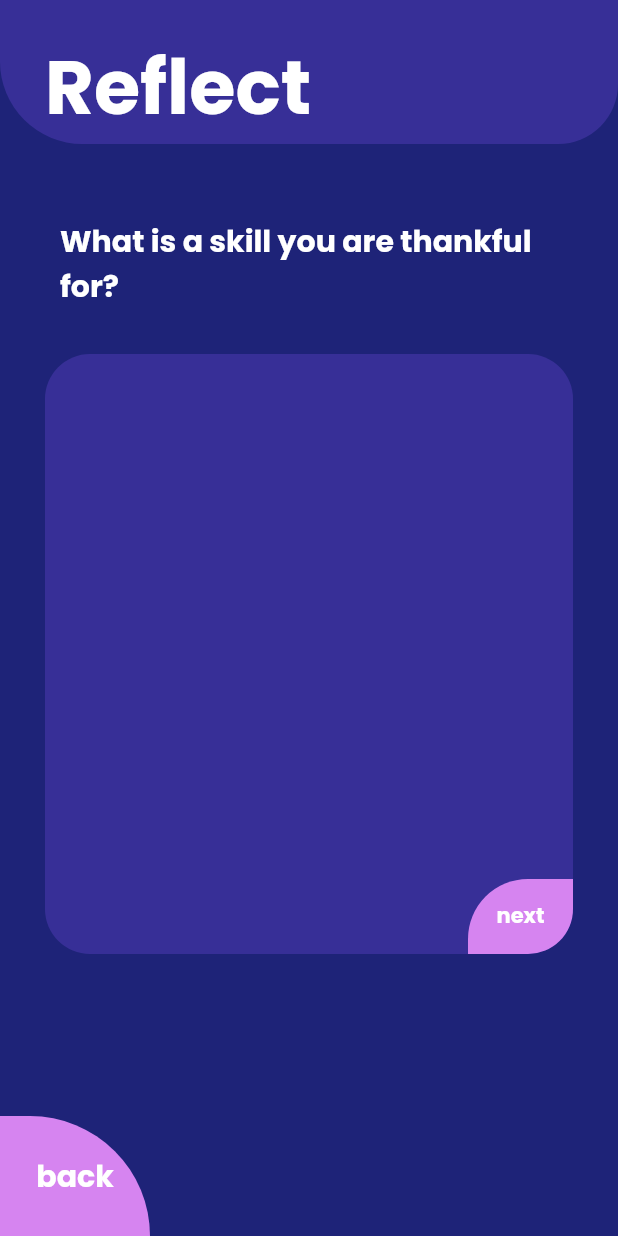
After one commit to rituraj2000/resonate2k21, a Flutter app: the Learning_Path_Journal screen opened directly, on a phone screen of 412 x 824 dp. The commit adds this screen. Run offline on Flutter 3.47's test engine with Material 2 defaults, Android fonts, the phone set to English and light mode, and no system bars; our stand-ins replace carousel_slider, font_awesome_flutter; missing offline and left inert: flutter_phone_direct_caller.

Commit message:
Home Page Progresses

```diff
--- a/lib/Screens/Screens/Home/Learing_path_Quiz.dart
+++ b/lib/Screens/Screens/Home/Learing_path_Quiz.dart
@@ -4,6 +4,7 @@ import 'package:mentprism/ReusableAssets/rounded_BackButton.dart';
 import 'package:mentprism/Screens/Screens/Journal_Page/questions_Journal.dart';
 import 'package:mentprism/const.dart';
 import 'Learning_Path_Quiz_Questions.dart';
+import 'Learning_Path_Journal.dart';
 
 class Learning_Path_Quiz extends StatefulWidget {
   @override
@@ -41,7 +42,11 @@ class _Learning_Path_QuizState extends State<Learning_Path_Quiz> {
                       setState(() {
                         current_index++;
                       });
-                    }
+                    } else
+                      Navigator.push(context,
+                          MaterialPageRoute(builder: (context) {
+                        return Learning_Path_Journal();
+                      }));
                   },
                 ),
                 Answer_Button(
@@ -150,7 +155,7 @@ class Top_Heading extends StatelessWidget {
     return Padding(
       padding: const EdgeInsets.symmetric(horizontal: 28, vertical: 40),
       child: Text(
-        'Lets know You a bit better',
+        'Lets analyse Your Approaches',
         style: white30Heading,
       ),
     );
--- a/lib/Screens/Screens/Home/Learning_Path_Date.dart
+++ b/lib/Screens/Screens/Home/Learning_Path_Date.dart
@@ -1,6 +1,6 @@
 import 'package:flutter/material.dart';
 import 'package:mentprism/ReusableAssets/rounded_BackButton.dart';
-import 'package:mentprism/Screens/Screens/Home/Time_Management_Instructions.dart';
+import 'package:mentprism/Screens/Screens/Home/Learning_Path_Instructions.dart';
 import 'package:mentprism/const.dart';
 
 class Learning_Path_Date extends StatefulWidget {
--- a/lib/Screens/Screens/Home/Time_Management_Instructions.dart
+++ b/lib/Screens/Screens/Home/Learning_Path_Instructions.dart
@@ -33,7 +33,7 @@ class _Learning_Path_InstructionsState
                   padding:
                       const EdgeInsets.symmetric(horizontal: 28, vertical: 40),
                   child: Text(
-                    'Know What you are facing',
+                    'Lets go deeper into: Time Management',
                     style: white30HeadingLight,
                   ),
                 ),
--- /dev/null
+++ b/lib/Screens/Screens/Home/Learning_Path_Journal.dart
@@ -0,0 +1,183 @@
+import 'package:flutter/cupertino.dart';
+import 'package:flutter/material.dart';
+import 'package:flutter/rendering.dart';
+import 'package:mentprism/const.dart';
+import 'package:carousel_slider/carousel_slider.dart';
+import 'Learning_Path_Journal_Questions.dart';
+import 'package:flutter/services.dart';
+
+class Learning_Path_Journal extends StatefulWidget {
+  @override
+  _Learning_Path_JournalState createState() => _Learning_Path_JournalState();
+}
+
+class _Learning_Path_JournalState extends State<Learning_Path_Journal> {
+  CarouselController buttonCarouselController = CarouselController();
+
+  int inx = 1;
+
+  void nextQuestion() {
+    if (inx < 3) {
+      setState(() {
+        inx++;
+      });
+    }
+  }
+
+  Questions questions = Questions();
+
+  @override
+  Widget build(BuildContext context) {
+    return SafeArea(
+      child: Scaffold(
+        appBar: AppBar(
+          automaticallyImplyLeading: false,
+          backgroundColor: secondaryBlue,
+          shape: RoundedRectangleBorder(
+            borderRadius: BorderRadius.only(
+              bottomRight: Radius.circular(40),
+              bottomLeft: Radius.circular(55),
+            ),
+          ),
+          bottom: PreferredSize(
+            preferredSize: Size.fromHeight(40),
+            child: Padding(
+              padding: const EdgeInsets.only(left: 30),
+              child: Align(
+                alignment: Alignment.bottomLeft,
+                child: Text(
+                  'Reflect',
+                  style: white50Heading,
+                ),
+              ),
+            ),
+          ),
+          elevation: 0,
+        ),
+        backgroundColor: primaryBlue,
+        body: Column(
+          mainAxisAlignment: MainAxisAlignment.spaceBetween,
+          children: [
+            SingleChildScrollView(
+              child: TextBox(),
+            ),
+            BackButton(),
+          ],
+        ),
+      ),
+    );
+  }
+
+  Center TextBox() {
+    return Center(
+      child: Column(
+        mainAxisAlignment: MainAxisAlignment.spaceBetween,
+        crossAxisAlignment: CrossAxisAlignment.start,
+        children: <Widget>[
+          Column(
+            crossAxisAlignment: CrossAxisAlignment.start,
+            children: [
+              Padding(
+                padding: EdgeInsets.fromLTRB(40, 50, 40, 30),
+                child: Text(
+                  questions.questions[inx],
+                  style: whitecolorLight20,
+                ),
+              ),
+              Column(
+                children: <Widget>[
+                  Container(
+                    height: 400,
+                    margin: EdgeInsets.symmetric(horizontal: 30),
+                    decoration: BoxDecoration(
+                      color: secondaryBlue,
+                      borderRadius: BorderRadius.all(
+                        Radius.circular(30),
+                      ),
+                    ),
+                    child: Column(
+                      mainAxisAlignment: MainAxisAlignment.spaceBetween,
+                      children: [
+                        Expanded(
+                          child: Padding(
+                            padding: const EdgeInsets.all(30),
+                            child: TextField(
+                              inputFormatters: [
+                                LengthLimitingTextInputFormatter(300),
+                              ],
+                              keyboardType: TextInputType.multiline,
+                              maxLines: null,
+                              decoration: InputDecoration(
+                                border: InputBorder.none,
+                              ),
+                            ),
+                          ),
+                        ),
+                        Next_Button(),
+                      ],
+                    ),
+                  ),
+                ],
+              ),
+            ],
+          ),
+        ],
+      ),
+    );
+  }
+
+  GestureDetector Next_Button() {
+    return GestureDetector(
+      onTap: () => {
+        nextQuestion(),
+      },
+      child: Align(
+        alignment: Alignment.bottomRight,
+        child: Container(
+          height: 50,
+          width: 70,
+          decoration: BoxDecoration(
+            color: pinkColor,
+            borderRadius: BorderRadius.only(
+              topLeft: Radius.circular(40),
+              bottomRight: Radius.circular(30),
+            ),
+          ),
+          child: Center(
+            child: Text(
+              'next',
+              style: whitecolorBold14,
+            ),
+          ),
+        ),
+      ),
+    );
+  }
+}
+
+class BackButton extends StatelessWidget {
+  const BackButton({
+    Key key,
+  }) : super(key: key);
+
+  @override
+  Widget build(BuildContext context) {
+    return Align(
+      alignment: Alignment.bottomLeft,
+      child: Container(
+        height: 80,
+        width: 100,
+        decoration: BoxDecoration(
+          color: pinkColor,
+          borderRadius: BorderRadius.only(topRight: Radius.circular(100)),
+        ),
+        child: Center(
+          child: Text(
+            'back',
+            style: whitecolorLight20,
+          ),
+        ),
+      ),
+    );
+  }
+}
--- /dev/null
+++ b/lib/Screens/Screens/Home/Learning_Path_Journal_Questions.dart
@@ -0,0 +1,10 @@
+import 'package:flutter/material.dart';
+
+class Questions {
+  List<String> questions = [
+    'Write about something to voice your thoughts',
+    'What is a skill you are thankful for?',
+    'What about your day do your notice',
+    'quest5',
+  ];
+}
```
Also changed, not shown: 1 other file.
